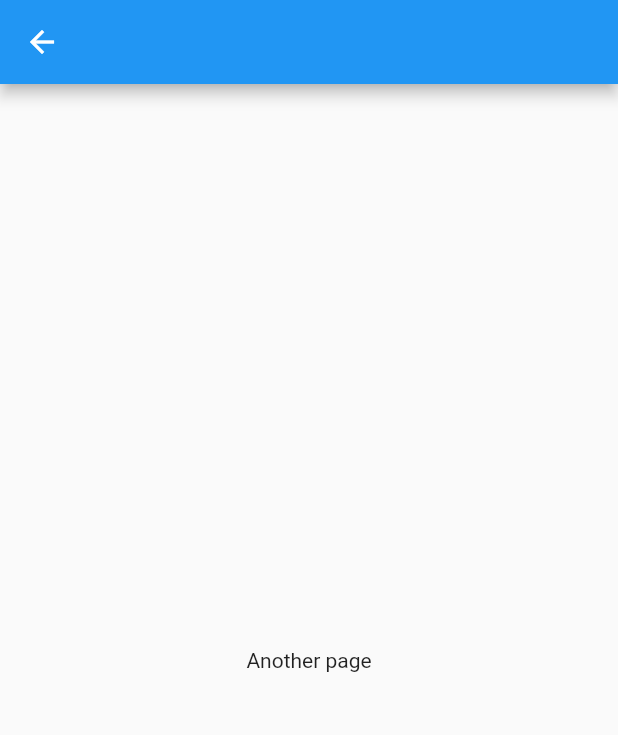
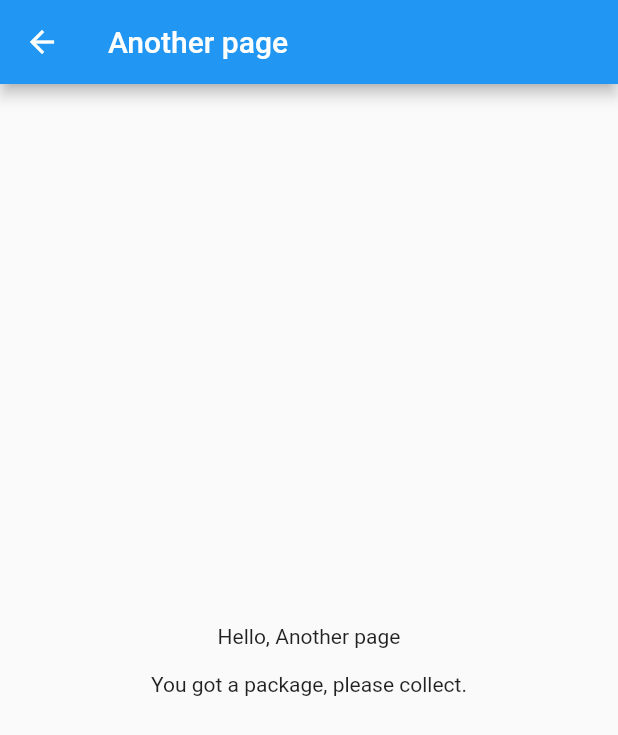
Before and after one commit to harsha973/flutter-tests-demo, a Flutter app: the screen it shows after launch, after a tap on "Next screen", on a phone screen of 412 x 824 dp. Shown: the top 735 px of the screen. Run offline on Flutter 3.47's test engine with Material 2 defaults, Android fonts, the phone set to English and light mode, and no system bars.

Commit message:
Req #navigator_push - Added tests to demo push to new screen with arguments

```diff
--- /dev/null
+++ b/lib/another_page.dart
@@ -0,0 +1,25 @@
+import 'package:flutter/material.dart';
+
+class AnotherPage extends StatelessWidget {
+
+  @override
+  Widget build(BuildContext context) {
+    String messageFromPreviousPage = ModalRoute.of(context).settings.arguments;
+
+    return Scaffold(
+      appBar: AppBar(title: Text('Another page')),
+      body: Center(
+        child: Column(
+          mainAxisAlignment: MainAxisAlignment.center,
+          children: [
+            Text('Hello, Another page'),
+            SizedBox(height: 16,),
+            if(messageFromPreviousPage != null)
+              Text(messageFromPreviousPage)
+          ],
+        )
+      ),
+    );
+  }
+
+}
--- a/lib/first_screen.dart
+++ /dev/null
@@ -1,16 +0,0 @@
-import 'package:flutter/cupertino.dart';
-import 'package:flutter/material.dart';
-
-class AnotherPage extends StatelessWidget {
-
-  @override
-  Widget build(BuildContext context) {
-    return Scaffold(
-      appBar: AppBar(),
-      body: Center(
-        child: Text('Another page')
-      ),
-    );
-  }
-
-}
--- a/lib/main.dart
+++ b/lib/main.dart
@@ -26,7 +26,10 @@ class HomePage extends StatelessWidget {
         child: RaisedButton(
           child: Text('Next screen'),
           onPressed: () {
-            Navigator.of(context).pushNamed(Routes.ANOTHER_SCREEN_ROUTE);
+            Navigator.of(context).pushNamed(
+              Routes.ANOTHER_SCREEN_ROUTE,
+              arguments: 'You got a package, please collect.'
+            );
           },
         ),
       ),
--- a/lib/routes.dart
+++ b/lib/routes.dart
@@ -1,5 +1,5 @@
 import 'package:flutter/material.dart';
-import 'package:flutter_tests/first_screen.dart';
+import 'package:flutter_tests/another_page.dart';
 import 'package:flutter_tests/main.dart';
 
 class Routes {
--- a/pubspec.yaml
+++ b/pubspec.yaml
@@ -14,7 +14,7 @@ description: A new Flutter application.
 version: 1.0.0+1
 
 environment:
-  sdk: ">=2.1.0 <3.0.0"
+  sdk: ">=2.2.2 <3.0.0"
 
 dependencies:
   flutter:
```
Also changed, not shown: 2 other files.
